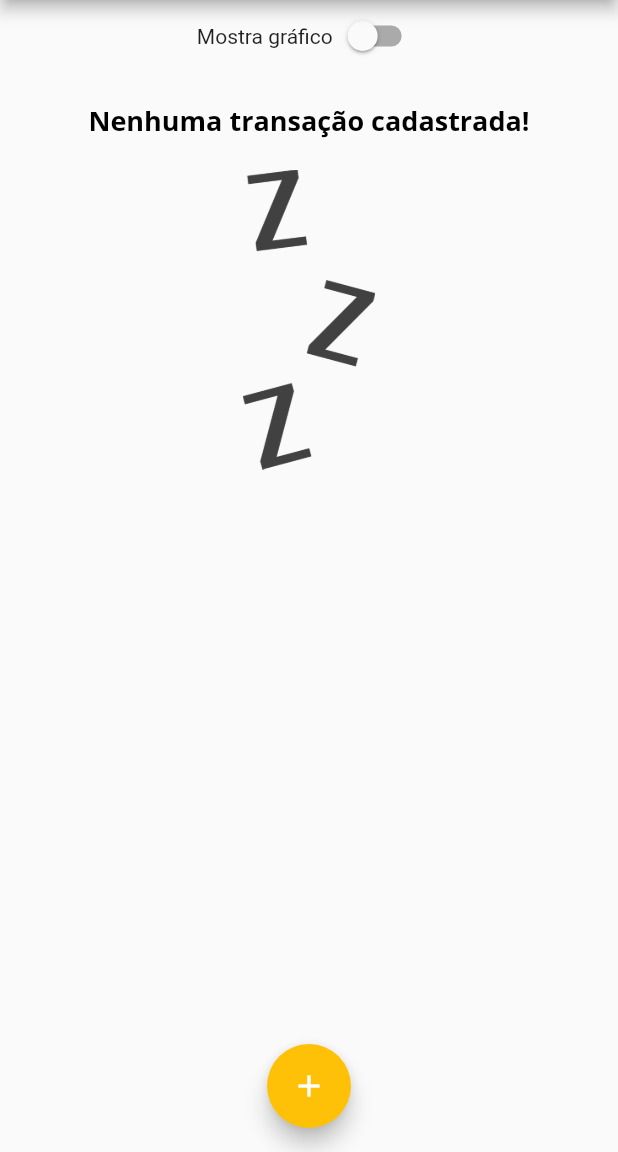
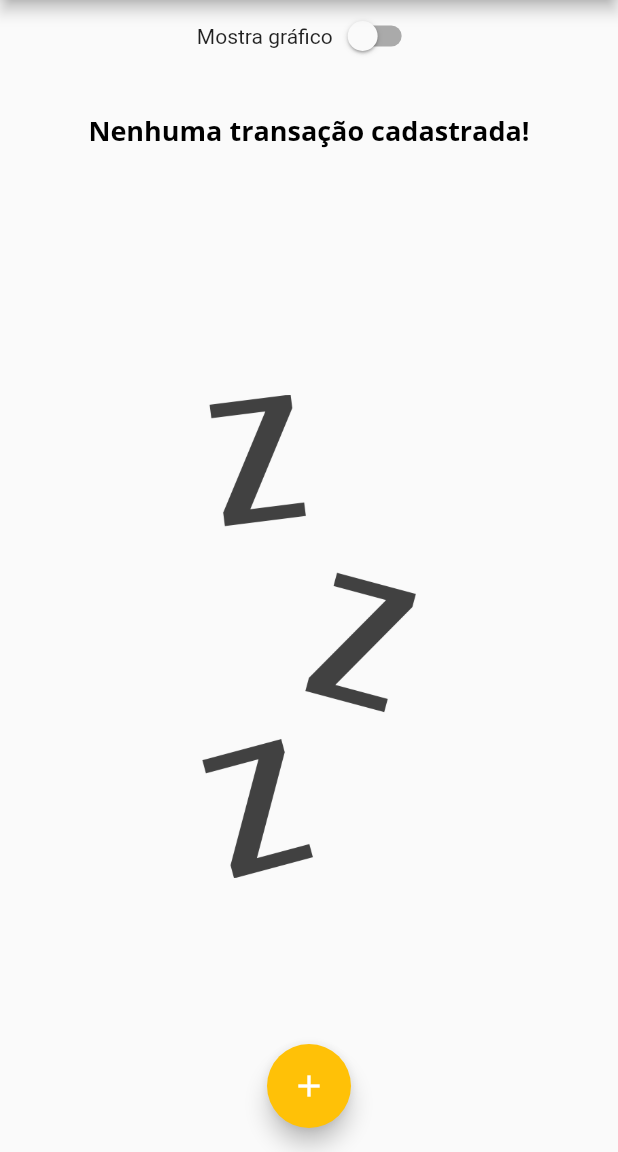
Before and after one commit to IcaroMourao/expenses-flutter, a Flutter app: the screen it shows after launch, on a phone screen of 412 x 824 dp, the part 84-1236 px from its top. Run offline on Flutter 3.47's test engine with Material 2 defaults, Android fonts, the phone set to English and light mode, and no system bars.

Commit message:
Ajusta lista de transações vazia [aula-148]
Remove overflow da imagem

```diff
--- a/lib/components/transaction_list.dart
+++ b/lib/components/transaction_list.dart
@@ -12,22 +12,29 @@ class TransactionList extends StatelessWidget {
   Widget build(BuildContext context) {
     return Container(
       child: transactions.isEmpty
-          ? Column(
+          ? LayoutBuilder(
+              builder: (context, constraints) {
+                return Column(
                   children: <Widget>[
-                SizedBox(height: 20),
-                Text(
+                    SizedBox(height: constraints.maxHeight * 0.05),
+                    Container(
+                      height: constraints.maxHeight * 0.3,
+                      child: Text(
                         'Nenhuma transação cadastrada!',
                         style: Theme.of(context).textTheme.headline6,
                       ),
-                SizedBox(height: 20),
+                    ),
+                    SizedBox(height: constraints.maxHeight * 0.05),
                     Container(
-                  height: 200,
+                      height: constraints.maxHeight * 0.6,
                       child: Image.asset(
                         'assets/images/waiting.png',
                         fit: BoxFit.cover,
                       ),
                     ),
                   ],
+                );
+              },
             )
           : ListView.builder(
               itemCount: transactions.length,
```
Lines whose indentation alone changed are shown as unchanged.
